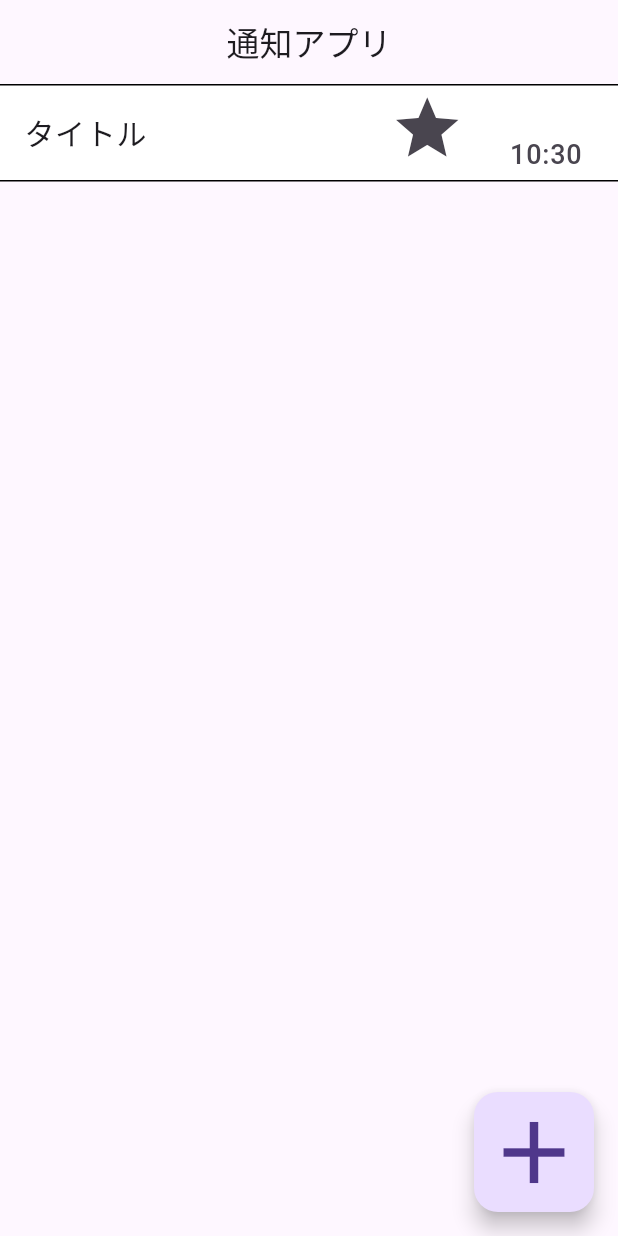
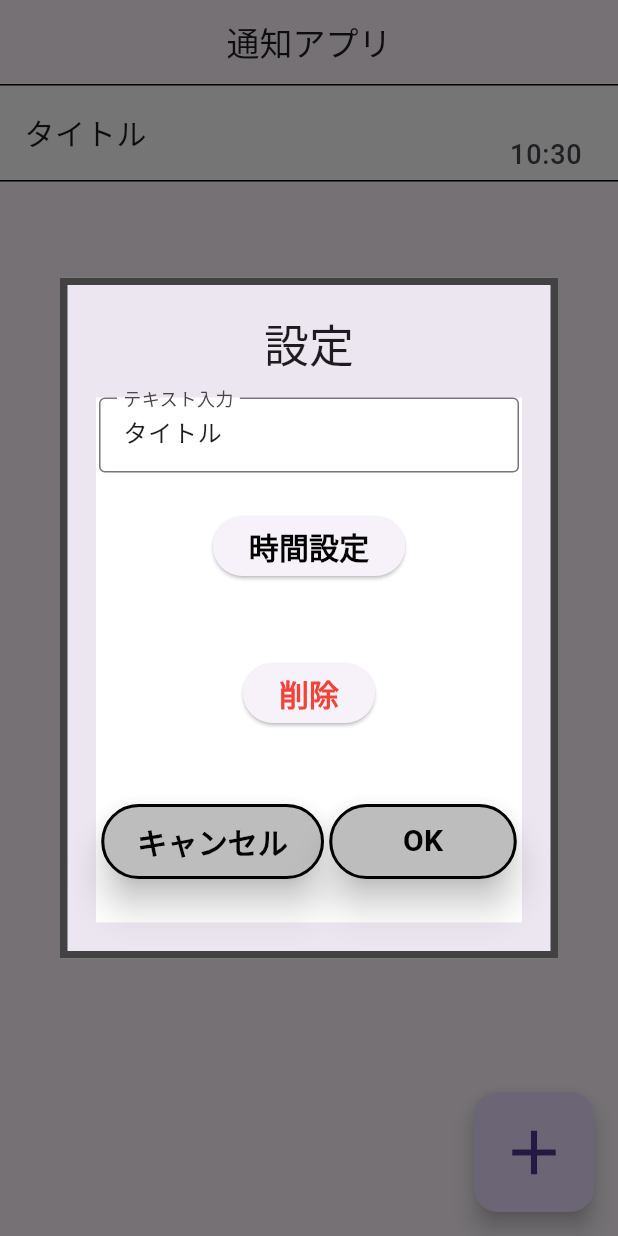
Before and after one commit to KitagawaFuuga/Notidicatinapp, a Flutter app: the screen it shows after launch, after a tap on "タイトル", on a phone screen of 412 x 824 dp. Run offline on Flutter 3.47's test engine with Material 3 defaults, Android fonts, the phone set to English and light mode, and no system bars; our stand-ins replace shared_preferences.

Commit message:
UIの改善と、時刻などの追加、削除の機能を実装しました。

```diff
--- a/lib/topscreen.dart
+++ b/lib/topscreen.dart
@@ -1,28 +1,17 @@
 import 'package:flutter/material.dart';
-import 'GetTime.dart';
-import 'Dialogparts.dart';
+import 'function.dart';
+import 'widgets.dart';
+import 'main.dart';
+
 class TopScreen extends StatefulWidget {
   const TopScreen({Key? key}) : super(key: key);
 
   @override
-  _TopScreenState createState() => _TopScreenState();
+  TopScreenState createState() => TopScreenState();
 }
 
-class ListItems {
-  String title;
-  IconData icon;
-  TimeOfDay time;
+class TopScreenState extends State<TopScreen> {
 
-  ListItems(this.title, this.icon, this.time);
-}
-
-class _TopScreenState extends State<TopScreen> {
-
-  List<ListItems> titleLists = [
-    ListItems("タイトル", Icons.star, TimeOfDay.now())
-  ];
-
-  int Count = 0;
   String setting_time_text = "";
 
   @override
@@ -38,10 +27,10 @@ class _TopScreenState extends State<TopScreen> {
         width: 80,
         height: 80,
         child: FloatingActionButton(
+          child: const Icon(Icons.add, size: 50),
           onPressed: (){
-            DialogTenp(context,setting_time_text,Count, setState, titleLists);
+            DialogTenp(context,setting_time_text,titleLists.length + 1, setState, titleLists);
           },
-          child: const Icon(Icons.add,size: 70),
         ),
       ),
       body: Container(
@@ -66,14 +55,16 @@ class _TopScreenState extends State<TopScreen> {
                   ),
                   trailing: Wrap(
                     children: [
-                      Icon(titleLists[index].icon,size: 50),
                       Container(
                         margin: EdgeInsets.only(top: 30, left: 30),
-                        child: Text("${titleLists[index].time.hour}:${titleLists[index].time.minute}", style: TextStyle(fontSize: 18)),
+                        child: Text("${titleLists[index].time?.hour}:${titleLists[index].time?.minute}", style: TextStyle(fontSize: 18)),
                       )
                     ]
                   ),
-                  onTap: (){},
+                  onTap: (){
+                    ChangeDialog(context, titleLists, setState, index);
+                    print(index);
+                  },
                 ),
               ),
             );
@@ -82,9 +73,4 @@ class _TopScreenState extends State<TopScreen> {
       ),
     );
   }
-
-  Future<void> SetTimes(BuildContext context, int count) async{
-    await GetTime(context, count, titleLists);
-  }
-
 }
--- /dev/null
+++ b/lib/widgets.dart
@@ -0,0 +1,253 @@
+import 'dart:math';
+
+import 'package:flutter/material.dart';
+import 'function.dart';
+import 'topscreen.dart';
+import 'main.dart';
+
+Widget? DialogTenp(BuildContext context, String setting_time_text, int Count, Function(void Function()) setStateCallback, List<ListItems> titleLists){
+
+  late Future<TimeOfDay?> poi;
+  String Titletext = "";
+
+  showDialog(
+    context: context,
+    builder: (_){
+
+      return AlertDialog(
+        title: Center(child: Text("設定", style: TextStyle(fontSize:30))),
+         shape: RoundedRectangleBorder(
+          side: BorderSide(
+            color: Colors.grey.shade800, //枠線の色
+            width: 5, //枠線の太さ
+          ),
+        ),
+        content: Container(
+          height: 350,
+          width: 300,
+          color: Colors.white,
+          child: Column(
+            children: [
+              Align(
+                alignment: Alignment(0,-0.85),
+                child: Container(
+                  height: 50,
+                  width: 280,
+                  child: TextField(
+                    decoration: InputDecoration(
+                      labelText: 'テキスト入力',
+                      hintText: 'テキストを入力してください',
+                      border: OutlineInputBorder(),
+                    ),
+                    onChanged: (text){
+                      setStateCallback((){
+                        Titletext = text;
+                      });
+                    },
+                  ),
+                ),
+              ),
+              SizedBox(
+                height: 25,
+              ),
+              ElevatedButton(
+                onPressed: () async{
+                  GetTime(context, titleLists, setStateCallback);
+                },
+                child: Text('時間設定',style: TextStyle(fontSize: 20,color: Colors.black,fontWeight: FontWeight.bold))
+              ),
+               SizedBox(
+                height: 150,
+              ),
+              Row(
+                mainAxisAlignment: MainAxisAlignment.spaceEvenly,
+                children: [
+                  ElevatedButton(
+                    style: ElevatedButton.styleFrom(
+                      primary: Colors.grey.shade400,
+                      elevation: 10,
+                      shape: RoundedRectangleBorder(
+                        borderRadius: new BorderRadius.circular(30.0),
+                        side: BorderSide(color: Colors.black, width: 2.0)
+                      ),
+                      minimumSize: Size(125, 50), // 幅と高さを指定
+                    ),
+                    onPressed: (){
+                      Navigator.pop(context);
+                    },
+                    child: Text('キャンセル',style: TextStyle(fontSize: 20,color: Colors.black,fontWeight: FontWeight.bold))
+                  ),
+
+                  ElevatedButton(
+                    style: ElevatedButton.styleFrom(
+                      primary: Colors.grey.shade400,
+                      elevation: 10,
+                      shape: RoundedRectangleBorder(
+                        borderRadius: new BorderRadius.circular(30.0),
+                        side: BorderSide(color: Colors.black, width: 2.0)
+                      ),
+                      minimumSize: Size(125, 50), // 幅と高さを指定
+                    ),
+
+                    onPressed: (){
+                      print(Titletext);
+                        if(Titletext != null && Globaltime != null){
+                          try {
+                            setStateCallback((){
+                              titleLists.add(ListItems(Titletext, Globaltime));
+                              Globaltime = null;
+                            });
+                          } catch (e) {
+                            print(e);
+                          }
+                        }
+                      Navigator.pop(context);
+                    },
+                    child: Text('OK',style: TextStyle(fontSize: 20,color: Colors.black,fontWeight: FontWeight.bold))
+                  ),
+                ],
+              )
+            ],
+          ),
+        ),
+      );
+    }
+  );
+}
+
+Widget? ChangeDialog(BuildContext context, List<ListItems> listItem, Function(void Function()) setStateCallback, int index) {
+  String titleText = listItem[index].title;
+  TimeOfDay? pickedTime = listItem[index].time;
+
+  showDialog(
+    context: context,
+    builder: (_) {
+      return AlertDialog(
+        title: Center(child: Text("設定", style: TextStyle(fontSize: 30))),
+        shape: RoundedRectangleBorder(
+          side: BorderSide(
+            color: Colors.grey.shade800, //枠線の色
+            width: 5, //枠線の太さ
+          ),
+        ),
+        content: Container(
+          height: 350,
+          width: 300,
+          color: Colors.white,
+          child: Column(
+            children: [
+              Align(
+                alignment: Alignment(0, -0.85),
+                child: Container(
+                  height: 50,
+                  width: 280,
+                  child: TextField(
+                    decoration: InputDecoration(
+                      labelText: 'テキスト入力',
+                      hintText: 'テキストを入力してください',
+                      border: OutlineInputBorder(),
+                    ),
+                    onChanged: (text) {
+                      setStateCallback(() {
+                        titleText = text;
+                      });
+                    },
+                    controller: TextEditingController(text: titleText),
+                  ),
+                ),
+              ),
+              SizedBox(
+                height: 25,
+              ),
+              ElevatedButton(
+                onPressed: () async {
+                  GetTime(context,titleLists, setStateCallback);
+                },
+                child: Text(
+                  '時間設定',
+                  style: TextStyle(fontSize: 20, color: Colors.black, fontWeight: FontWeight.bold),
+                ),
+              ),
+              SizedBox(
+                height: 50,
+              ),
+              ElevatedButton(
+                onPressed: (){
+                  setStateCallback(() {
+                    listItem.removeAt(index);
+                  });
+                  Navigator.pop(context);
+                },
+                child: Text(
+                  '削除',
+                  style: TextStyle(fontSize: 20, color: Colors.red, fontWeight: FontWeight.bold),
+                ),
+              ),
+              SizedBox(
+                height: 50,
+              ),
+              Row(
+                mainAxisAlignment: MainAxisAlignment.spaceEvenly,
+                children: [
+                  ElevatedButton(
+                    style: ElevatedButton.styleFrom(
+                      primary: Colors.grey.shade400,
+                      elevation: 10,
+                      shape: RoundedRectangleBorder(
+                          borderRadius: new BorderRadius.circular(30.0),
+                          side: BorderSide(color: Colors.black, width: 2.0)),
+                      minimumSize: Size(125, 50), // 幅と高さを指定
+                    ),
+                    onPressed: () {
+                      Navigator.pop(context);
+                    },
+                    child: Text(
+                      'キャンセル',
+                      style: TextStyle(fontSize: 20, color: Colors.black, fontWeight: FontWeight.bold),
+                    ),
+                  ),
+                  ElevatedButton(
+                    style: ElevatedButton.styleFrom(
+                      primary: Colors.grey.shade400,
+                      elevation: 10,
+                      shape: RoundedRectangleBorder(
+                          borderRadius: new BorderRadius.circular(30.0),
+                          side: BorderSide(color: Colors.black, width: 2.0)),
+                      minimumSize: Size(125, 50), // 幅と高さを指定
+                    ),
+                    onPressed: () {
+                      if (titleText != null) {
+                        try {
+                          setStateCallback(() {
+                            listItem[index].title = titleText;
+                          });
+                        } catch (e) {
+                          print(e);
+                        }
+                      }
+                      if(pickedTime != null){
+                        try {
+                          setStateCallback(() {
+                            listItem[index].time = Globaltime;
+                            Globaltime = null;
+                          });
+                        } catch (e) {
+                          print(e);
+                        }
+                      }
+                      Navigator.pop(context);
+                    },
+                    child: Text(
+                      'OK',
+                      style: TextStyle(fontSize: 20, color: Colors.black, fontWeight: FontWeight.bold),
+                    ),
+                  ),
+                ],
+              )
+            ],
+          ),
+        ),
+      );
+    },
+  );
+}
--- a/pubspec.yaml
+++ b/pubspec.yaml
@@ -39,12 +39,16 @@ dev_dependencies:
   flutter_test:
     sdk: flutter
 
+  shared_preferences: ^2.2.0
+
   # The "flutter_lints" package below contains a set of recommended lints to
   # encourage good coding practices. The lint set provided by the package is
   # activated in the `analysis_options.yaml` file located at the root of your
   # package. See that file for information about deactivating specific lint
   # rules and activating additional ones.
   flutter_lints: ^2.0.0
+
+
 
 # For information on the generic Dart part of this file, see the
 # following page: https://dart.dev/tools/pub/pubspec
```
Also changed, not shown: lib/Dialogparts.dart (deleted, +0 -110 lines), lib/GetTime.dart (deleted, +0 -14 lines), lib/function.dart (added, +21 -0 lines), lib/main.dart (+17 -0 lines), pubspec.lock, 1 other file.
